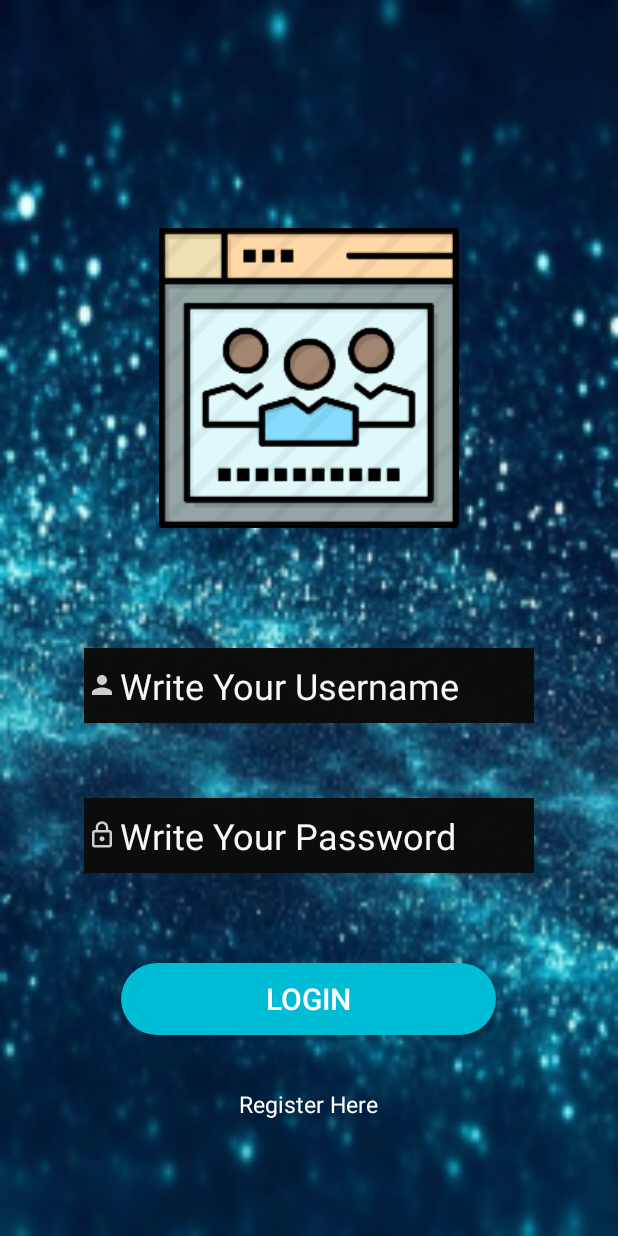
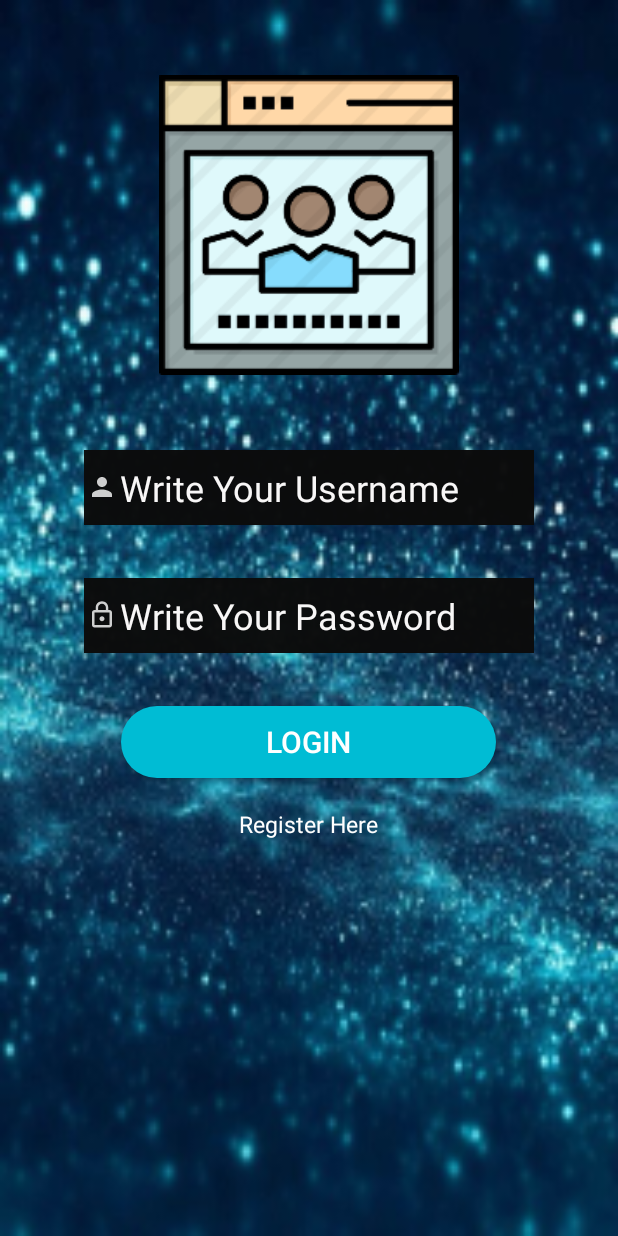
Before and after one commit to Ashmunna/PayrollAndroidApp, an Android app: the screen it shows after launch (LoginActivity), on a phone screen of 412 x 824 dp. Run offline under Robolectric (Android 15) with nearby library versions, the phone set to English and light mode, and no system bars.

Commit message:
commit by Ashraful

```diff
--- a/app/src/main/AndroidManifest.xml
+++ b/app/src/main/AndroidManifest.xml
@@ -9,7 +9,8 @@
         android:roundIcon="@mipmap/ic_launcher_round"
         android:supportsRtl="true"
         android:theme="@style/AppTheme">
-        <activity android:name=".SalaryDeductionActivity"></activity>
+        <activity android:name=".ListActivity"></activity>
+        <activity android:name=".SalaryDeductionActivity" />
         <activity android:name=".SalaryAllowancesActivity" />
         <activity android:name=".AddEmployeeActivity" />
         <activity android:name=".DashboardActivity" />
--- a/app/src/main/res/layout/activity_login.xml
+++ b/app/src/main/res/layout/activity_login.xml
@@ -19,5 +19,4 @@
         />
 
 
-
 </RelativeLayout>
--- a/app/src/main/res/layout/login_layout.xml
+++ b/app/src/main/res/layout/login_layout.xml
@@ -7,13 +7,26 @@
     android:layout_height="match_parent"
     >
 
+    <ScrollView
+        android:layout_width="fill_parent"
+        android:layout_height="fill_parent"
+        android:layout_alignParentTop="true"
+        android:layout_alignParentLeft="true">
+
+        <LinearLayout
+            android:layout_width="fill_parent"
+            android:layout_height="fill_parent"
+            android:orientation="vertical"
+            android:gravity="center">
+
+
             <ImageView
                 android:id="@+id/admin"
                 android:layout_width="200dp"
                 android:layout_height="200dp"
                 android:layout_alignParentTop="true"
                 android:layout_centerHorizontal="true"
-        android:layout_marginTop="75dp"
+                android:layout_marginTop="50dp"
                 android:src="@drawable/loginicon" />
 
             <EditText
@@ -22,7 +35,7 @@
                 android:layout_height="50dp"
                 android:layout_below="@id/admin"
                 android:layout_centerHorizontal="true"
-        android:layout_marginTop="80dp"
+                android:layout_marginTop="50dp"
                 android:background="@color/colorPrimary"
                 android:drawableLeft="@drawable/ic_action_name"
                 android:ems="10"
@@ -40,7 +53,7 @@
                 android:layout_alignStart="@id/username"
                 android:layout_alignLeft="@id/username"
                 android:layout_centerHorizontal="true"
-        android:layout_marginTop="50dp"
+                android:layout_marginTop="35dp"
                 android:background="@color/colorPrimary"
                 android:drawableLeft="@drawable/ic_password_name"
                 android:ems="10"
@@ -56,7 +69,7 @@
                 android:layout_height="wrap_content"
                 android:layout_below="@id/password"
                 android:layout_centerHorizontal="true"
-        android:layout_marginTop="60dp"
+                android:layout_marginTop="35dp"
                 android:background="@drawable/button_rectangle_pink"
                 android:text="Login"
                 android:textColor="#ffffff"
@@ -68,9 +81,15 @@
                 android:layout_height="wrap_content"
                 android:layout_below="@id/btn_login"
                 android:layout_centerHorizontal="true"
-        android:layout_marginTop="35dp"
+                android:layout_marginTop="20dp"
                 android:text="Register Here"
                 android:textColor="#ffffff"
                 android:textSize="15sp" />
 
+
+
+        </LinearLayout>
+
+    </ScrollView>
+
 </RelativeLayout>
--- a/app/src/main/res/values/colors.xml
+++ b/app/src/main/res/values/colors.xml
@@ -3,5 +3,5 @@
     <color name="colorPrimary">#FA0C0C0C</color>
     <color name="colorPrimaryDark">#F8F7F7</color>
     <color name="colorAccent">#00BCD4</color>
-    <color name="colornew">#E91E63</color>
+    <color name="colornew">#111111</color>
 </resources>
```
Also changed, not shown: app/src/main/java/com/example/payrollmanagementsystem/ListActivity.java (added, +14 -0 lines), app/src/main/res/layout/activity_add_employee.xml (+20 -5 lines), app/src/main/res/layout/activity_list.xml (added, +9 -0 lines), app/src/main/res/layout/activity_salary_allowances.xml (+23 -0 lines), app/src/main/res/layout/activity_salary_deduction.xml (+18 -0 lines). Lines whose indentation alone changed are shown as unchanged.
